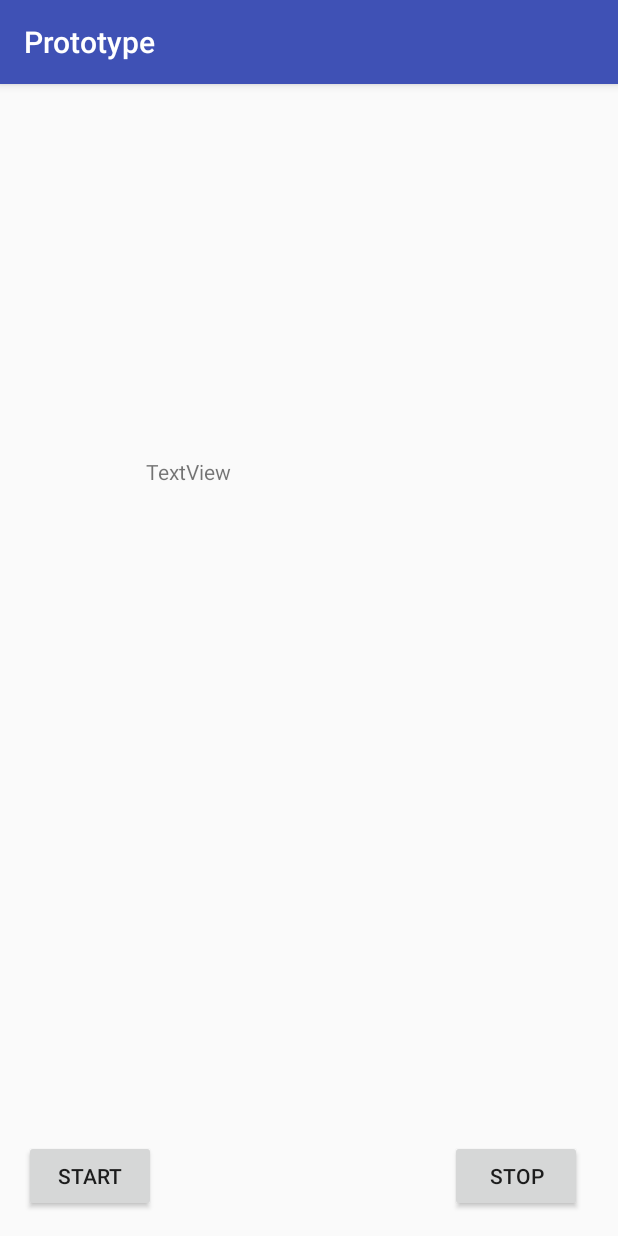
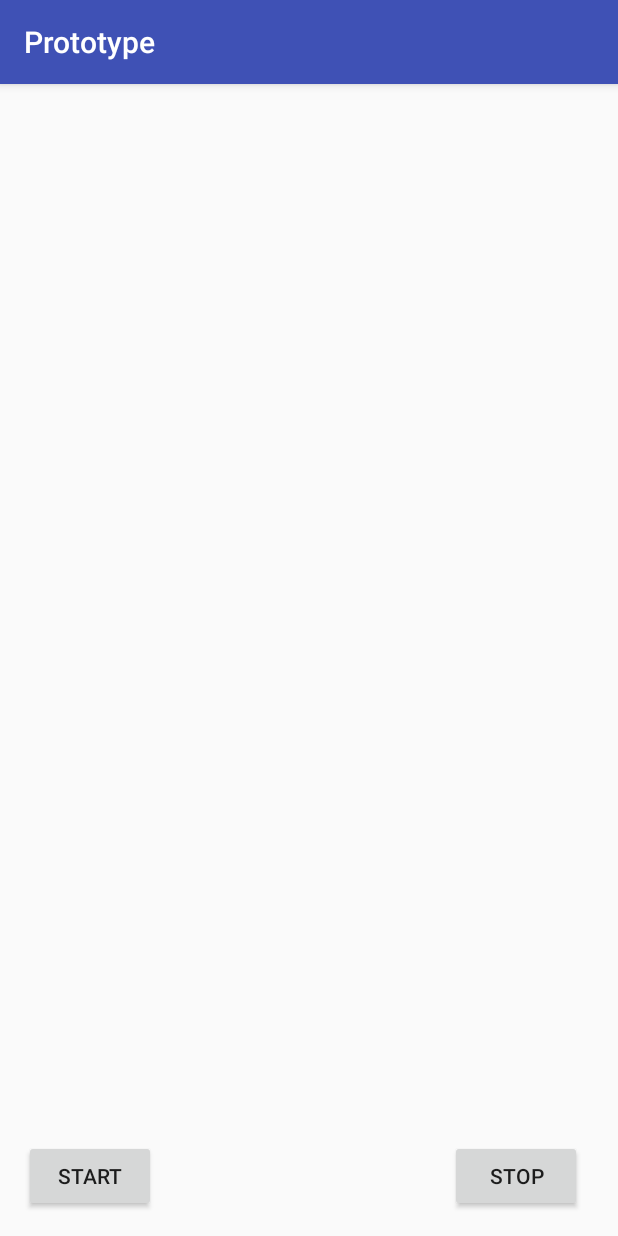
Before and after one commit to nisargatman/Prototype, an Android app: the screen it shows after launch (MainActivity), on a phone screen of 412 x 824 dp. Run offline under Robolectric (Android 15) with nearby library versions, the phone set to English and light mode, and no system bars.

```diff
--- a/app/src/main/AndroidManifest.xml
+++ b/app/src/main/AndroidManifest.xml
@@ -1,7 +1,6 @@
 <?xml version="1.0" encoding="utf-8"?>
 <manifest xmlns:android="http://schemas.android.com/apk/res/android"
     package="com.kascayd.prototype">
-
     <application
         android:allowBackup="true"
         android:icon="@mipmap/ic_launcher"
--- a/app/src/main/res/layout/activity_main.xml
+++ b/app/src/main/res/layout/activity_main.xml
@@ -31,13 +31,13 @@
         android:id="@+id/textView"
         android:layout_width="218dp"
         android:layout_height="271dp"
-        android:text="TextView"
-        app:layout_constraintBottom_toBottomOf="parent"
         android:layout_marginBottom="8dp"
         android:layout_marginLeft="8dp"
+        android:layout_marginRight="8dp"
+        android:layout_marginTop="8dp"
+        android:textSize="30sp"
+        app:layout_constraintBottom_toBottomOf="parent"
         app:layout_constraintLeft_toLeftOf="parent"
-        android:layout_marginRight="8dp"
         app:layout_constraintRight_toRightOf="parent"
-        app:layout_constraintTop_toTopOf="parent"
-        android:layout_marginTop="8dp" />
+        app:layout_constraintTop_toTopOf="parent" />
 </android.support.constraint.ConstraintLayout>
```
Also changed, not shown: app/src/main/java/com/kascayd/prototype/MainActivity.java (+11 -0 lines).
